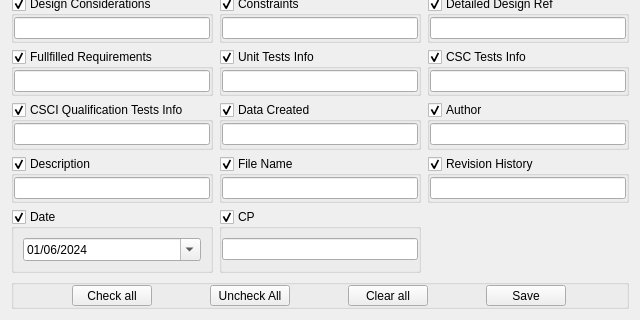
Old version of the form src/gui/HeaderConfigPanel.ui in the repository jbarceloperez/generadores; both pictures show x 0 to 640 and y 175 to 495 of the 640 by 495 pixel window.
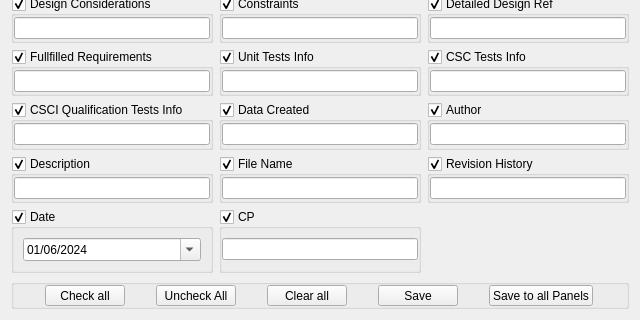
New version of the form.

Commit message: added 'save to all panels' button to header panel

What changed in the file:
```diff
--- a/src/gui/HeaderConfigPanel.ui
+++ b/src/gui/HeaderConfigPanel.ui
@@ -724,6 +724,19 @@
         </property>
        </widget>
       </item>
+      <item>
+       <widget class="QPushButton" name="pbSaveToAllPanels">
+        <property name="sizePolicy">
+         <sizepolicy hsizetype="Fixed" vsizetype="Fixed">
+          <horstretch>0</horstretch>
+          <verstretch>0</verstretch>
+         </sizepolicy>
+        </property>
+        <property name="text">
+         <string>Save to all Panels</string>
+        </property>
+       </widget>
+      </item>
      </layout>
     </widget>
    </item>
```
Left out of the diff: 2 changed lines with no effect on the pictures. The commit also changes 8 other files.
